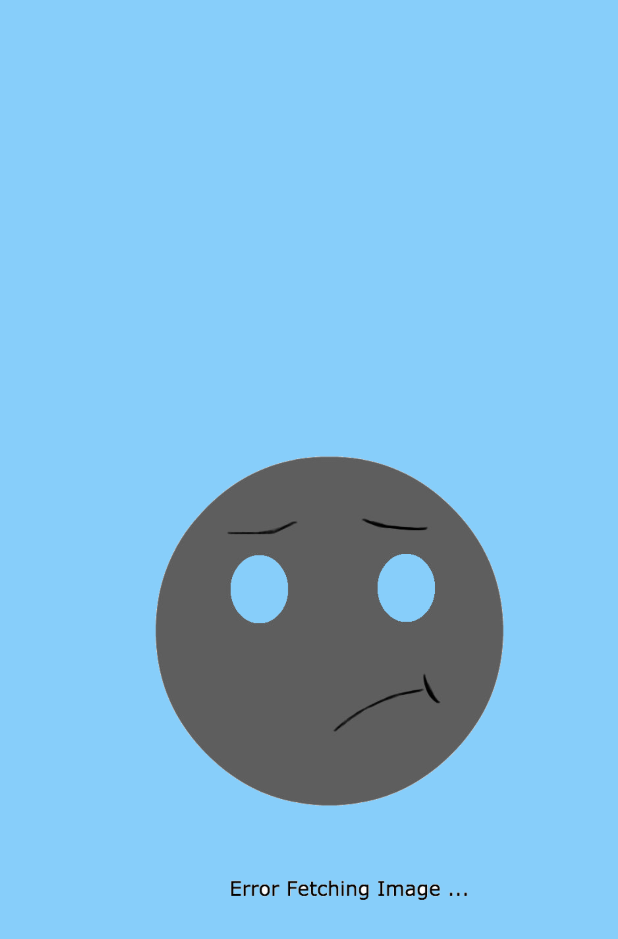
After one commit to nmofid/BeerSnobOfficial, an Android app: the layout fridgecamera_error.xml on its own in the app's theme, with its tools: preview values and no code run, on a phone screen of 412 x 824 dp. The commit adds this screen. Shown: the top 939 px of the screen. Run offline under Robolectric (Android 15) with nearby library versions, the phone set to English and light mode, and no system bars.

Commit message:
Download fridge contents image from Amazon S3

```diff
--- a/app/build.gradle
+++ b/app/build.gradle
@@ -32,4 +32,7 @@ dependencies {
     annotationProcessor 'android.arch.persistence.room:compiler:1.0.0'
     compile files('libs/GenAsync.jar')
     compile 'com.jjoe64:graphview:4.2.1'
+    compile ('com.amazonaws:aws-android-sdk-mobile-client:2.6.7@aar') { transitive = true; }
+    compile 'com.amazonaws:aws-android-sdk-s3:2.6.+'
+    compile 'com.amazonaws:aws-android-sdk-cognito:2.6.+'
 }
--- a/app/src/main/AndroidManifest.xml
+++ b/app/src/main/AndroidManifest.xml
@@ -2,6 +2,8 @@
 <manifest xmlns:android="http://schemas.android.com/apk/res/android"
     package="byob.beersnob6">
     <uses-permission android:name="android.permission.INTERNET"/>
+    <uses-permission android:name="android.permission.ACCESS_NETWORK_STATE"/>
+    <uses-permission android:name="android.permission.WRITE_EXTERNAL_STORAGE"/>
 
     <application
         android:allowBackup="true"
@@ -22,6 +24,7 @@
         <activity android:name=".FridgeCameraActivity" />
         <activity android:name=".FridgeStatusActivity" />
         <activity android:name=".RestockBeerActivity" />
+        <service android:name="com.amazonaws.mobileconnectors.s3.transferutility.TransferService" android:enabled="true" />
 
 
     </application>
--- a/app/src/main/java/byob/beersnob6/DataAnalyticsActivity.java
+++ b/app/src/main/java/byob/beersnob6/DataAnalyticsActivity.java
@@ -77,7 +77,7 @@ public class DataAnalyticsActivity extends AppCompatActivity implements AsyncRes
                 graph.removeAllSeries();
                 //https://github.com/kosalgeek/generic_asynctask <--use this for the AsyncRespone not built in Android Studio Library
                 PostResponseAsyncTask tempqueryTask = new PostResponseAsyncTask(DataAnalyticsActivity.this, DataAnalyticsActivity.this);
-                tempqueryTask.execute("http://169.234.2.226/tempquery.php");
+                tempqueryTask.execute("http://192.168.1.117/tempquery.php");
 
             }
 
--- a/app/src/main/java/byob/beersnob6/MainActivity.java
+++ b/app/src/main/java/byob/beersnob6/MainActivity.java
@@ -8,6 +8,7 @@ import android.os.Bundle;
 import android.util.Log;
 import android.view.View;
 import android.widget.ImageView;
+import com.amazonaws.mobile.client.AWSMobileClient;
 
 public class MainActivity extends AppCompatActivity {
     android.widget.Button FridgeStatus,FridgeCamera,RestockBeer,DataAnalytics ;
@@ -15,6 +16,9 @@ public class MainActivity extends AppCompatActivity {
     @Override
     protected void onCreate(Bundle savedInstanceState) {
         super.onCreate(savedInstanceState);
+
+        AWSMobileClient.getInstance().initialize(this).execute();
+
         setContentView(R.layout.activity_main);
 
         FridgeStatus = (android.widget.Button)findViewById(R.id.button1);
--- /dev/null
+++ b/app/src/main/res/layout/fridgecamera_error.xml
@@ -0,0 +1,25 @@
+<?xml version="1.0" encoding="utf-8"?>
+<RelativeLayout xmlns:android="http://schemas.android.com/apk/res/android"
+    xmlns:app="http://schemas.android.com/apk/res-auto"
+    xmlns:tools="http://schemas.android.com/tools"
+    android:layout_width="match_parent"
+    android:layout_height="match_parent"
+    android:paddingBottom="@dimen/activity_vertical_margin"
+    android:paddingLeft="@dimen/activity_horizontal_margin"
+    android:paddingRight="@dimen/activity_horizontal_margin"
+    android:paddingTop="@dimen/activity_vertical_margin"
+    tools:context="byob.beersnob6.FridgeCameraActivity"
+    android:background="@color/blue">
+
+    <ImageView
+        android:id="@+id/imageView3"
+        android:layout_width="wrap_content"
+        android:layout_height="wrap_content"
+        android:layout_alignParentLeft="true"
+        android:layout_alignParentStart="true"
+        android:layout_alignParentTop="true"
+        android:layout_marginLeft="30dp"
+        android:layout_marginStart="30dp"
+        android:layout_marginTop="56dp"
+        app:srcCompat="@drawable/fridgecamfetcherror" />
+</RelativeLayout>
```
Also changed, not shown: app/src/main/java/byob/beersnob6/FridgeCameraActivity.java (+145 -0 lines), app/src/main/res/raw/awsconfiguration.json (added, +43 -0 lines), app/src/main/res/drawable/fridgecamfetcherror.png (added).
